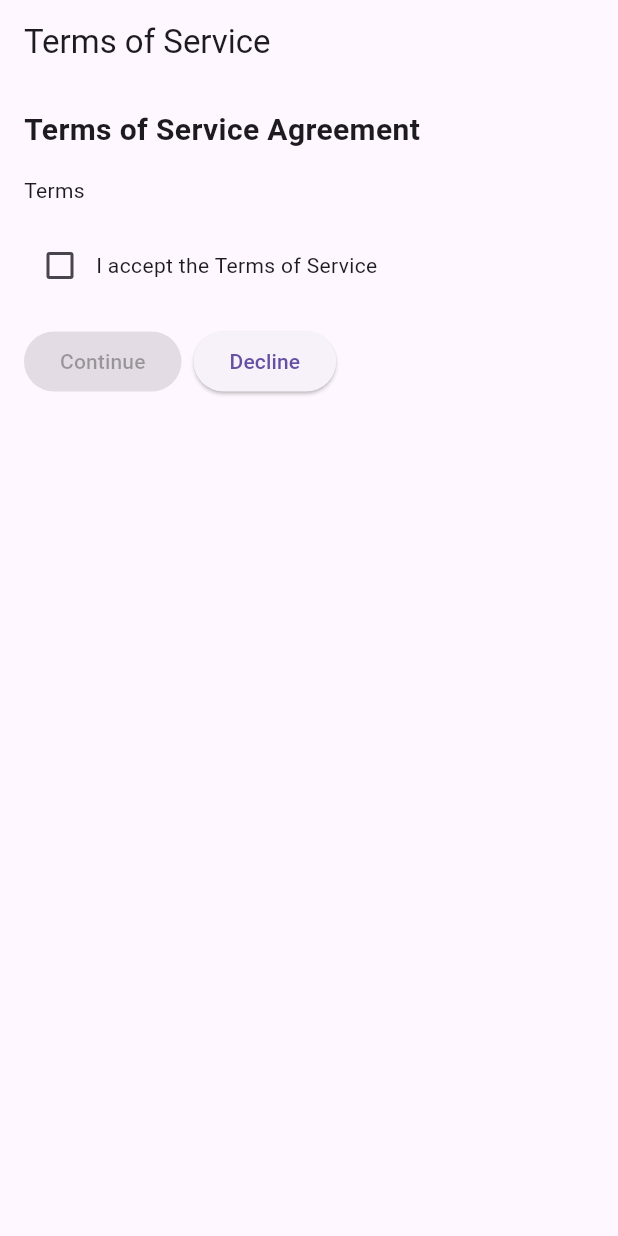
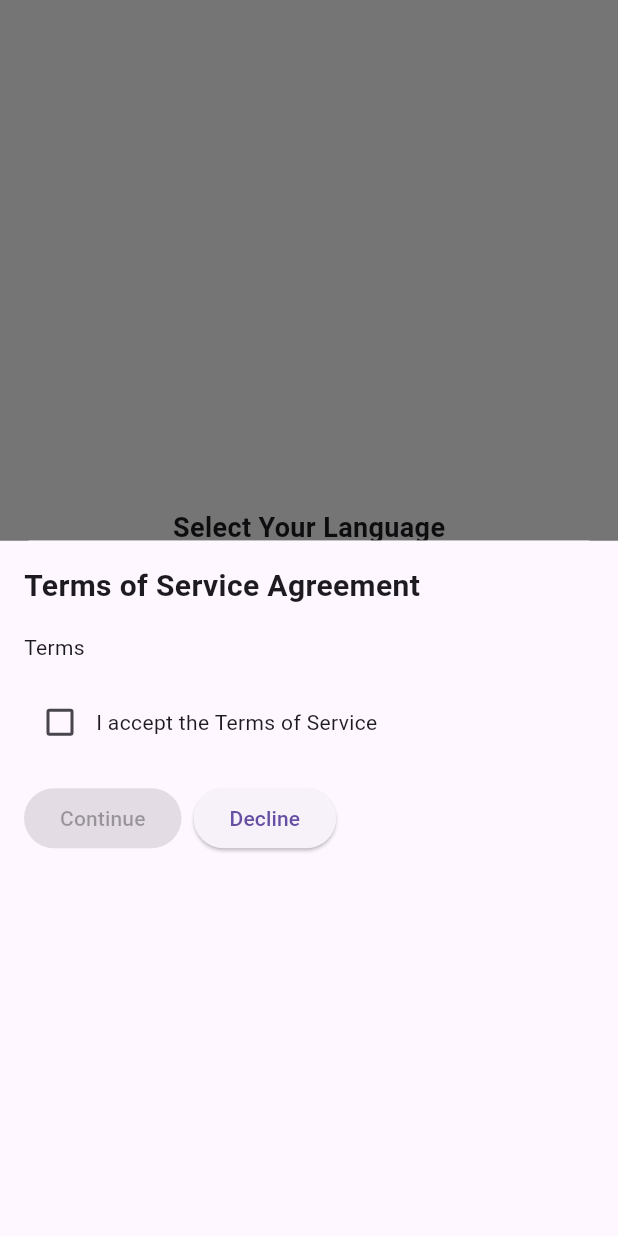
Before and after one commit to Tannop/Splash-Screen, a Flutter app: the screen it shows after launch, after a tap on "English", on a phone screen of 412 x 824 dp. Run offline on Flutter 3.47's test engine with Material 3 defaults, Android fonts, the phone set to English and light mode, and no system bars; our stand-ins replace flutter_svg.

Commit message:
add back button app bar and make terms screen in to showModalBottomSheet

```diff
--- a/lib/Language_Selection_Screen.dart
+++ b/lib/Language_Selection_Screen.dart
@@ -1,8 +1,12 @@
 import 'package:flutter/material.dart';
 import 'package:intl/intl.dart';
-import 'package:logintestt/Terms_of_Service_Screen.dart';
+import 'package:logintestt/terms_of_service_screen.dart';
 
 class LanguageSelectionScreen extends StatelessWidget {
+  final void Function(String) onSelectLanguage;
+
+  LanguageSelectionScreen({required this.onSelectLanguage});
+
   @override
   Widget build(BuildContext context) {
     return Scaffold(
@@ -16,21 +20,22 @@ class LanguageSelectionScreen extends StatelessWidget {
                 'Select Your Language',
                 name: 'selectYourLanguage',
               ),
-              style: TextStyle(fontSize: 18.0, fontWeight: FontWeight.bold),
+              style:
+                  const TextStyle(fontSize: 18.0, fontWeight: FontWeight.bold),
             ),
-            SizedBox(height: 16.0),
+            const SizedBox(height: 16.0),
             ElevatedButton(
               onPressed: () {
-                _changeLanguage(context, Locale('en', 'US'));
+                _changeLanguage(context, ('en, US') as String);
               },
-              child: Text('English'),
+              child: const Text('English'),
             ),
-            SizedBox(height: 8.0),
+            const SizedBox(height: 8.0),
             ElevatedButton(
               onPressed: () {
-                _changeLanguage(context, Locale('th', 'TH'));
+                _changeLanguage(context, ('th, TH') as String);
               },
-              child: Text('ไทย'),
+              child: const Text('ไทย'),
             ),
           ],
         ),
@@ -38,11 +43,25 @@ class LanguageSelectionScreen extends StatelessWidget {
     );
   }
 
-  void _changeLanguage(BuildContext context, Locale locale) {
+  void _changeLanguage(BuildContext context, String locale) {
     print("Local language =" + locale.toString());
-    Navigator.pushReplacement(
-      context,
-      MaterialPageRoute(builder: (context) => TermsOfServiceScreen()),
+    onSelectLanguage(locale);
+
+    // TermsOfServiceScreen
+    showModalBottomSheet(
+      context: context,
+      shape: const RoundedRectangleBorder(
+        borderRadius: BorderRadius.vertical(top: Radius.circular(20.0)),
+      ),
+      builder: (BuildContext context) {
+        return Container(
+          decoration: const BoxDecoration(
+            borderRadius: BorderRadius.vertical(top: Radius.circular(20.0)),
+            color: Colors.white, // Adjust the color as needed
+          ),
+          child: TermsOfServiceScreen(selectedLocale: locale),
+        );
+      },
     );
   }
 }
--- a/lib/Terms_of_Service_Screen.dart
+++ b/lib/Terms_of_Service_Screen.dart
@@ -5,6 +5,10 @@ import 'package:logintestt/login_screen.dart';
 import 'package:intl/intl.dart';
 
 class TermsOfServiceScreen extends StatefulWidget {
+  final String? selectedLocale;
+
+  TermsOfServiceScreen({required this.selectedLocale});
+
   @override
   _TermsOfServiceScreenState createState() => _TermsOfServiceScreenState();
 }
@@ -15,11 +19,15 @@ class _TermsOfServiceScreenState extends State<TermsOfServiceScreen> {
   @override
   Widget build(BuildContext context) {
     return Scaffold(
-      appBar: AppBar(
-        title: Text(
-          Intl.message('Terms of Service', name: 'termsOfService'),
-        ),
-      ),
+      // appBar: AppBar(
+      //   leading: IconButton(
+      //     icon: Icon(Icons.arrow_back),
+      //     onPressed: () {
+      //       Navigator.pop(context);
+      //     },
+      //   ),
+      // ),
+
       body: Padding(
         padding: EdgeInsets.all(16.0),
         child: Column(
@@ -30,6 +38,7 @@ class _TermsOfServiceScreenState extends State<TermsOfServiceScreen> {
                 'Terms of Service Agreement',
                 name: 'termsOfServiceAgreement',
                 desc: 'Title for the terms of service agreement',
+                locale: widget.selectedLocale,
               ),
               style: TextStyle(fontSize: 20.0, fontWeight: FontWeight.bold),
             ),
--- a/lib/login_screen.dart
+++ b/lib/login_screen.dart
@@ -63,7 +63,7 @@ class _LoginScreenState extends State<LoginScreen> {
             const SizedBox(height: 16.0),
             ElevatedButton(
               onPressed: () {
-                Navigator.pushReplacement(
+                Navigator.push(
                   context,
                   MaterialPageRoute(
                       //builder: (context) => LanguageSelectionScreen()),
--- a/lib/main.dart
+++ b/lib/main.dart
@@ -18,7 +18,9 @@ class MyApp extends StatelessWidget {
         primarySwatch: Colors.blue,
         visualDensity: VisualDensity.adaptivePlatformDensity,
       ),
-      home: LanguageSelectionScreen(),
+      home: LanguageSelectionScreen(
+        onSelectLanguage: (Locale) {},
+      ),
       supportedLocales: [
         const Locale('en', 'US'),
         const Locale('th', 'TH'),
```
Also changed, not shown: lib/otp_send_screen.dart (+31 -12 lines).
